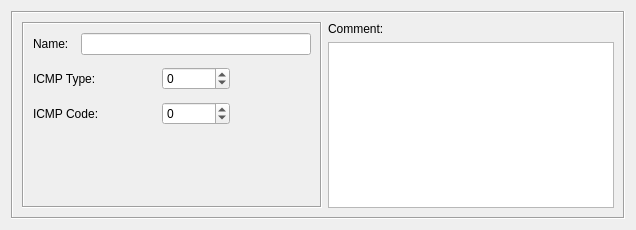
Above: src/gui/icmpservicedialog_q.ui from fwbuilder/fwbuilder before the change. Below: the same form after it.
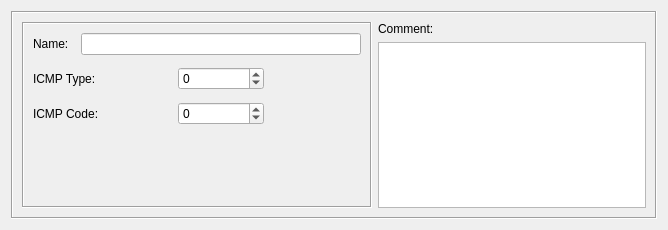
That is the form after the change.

The edit to the form file:
```diff
--- a/src/gui/icmpservicedialog_q.ui
+++ b/src/gui/icmpservicedialog_q.ui
@@ -8,7 +8,7 @@
    <rect>
     <x>0</x>
     <y>0</y>
-    <width>636</width>
+    <width>668</width>
     <height>230</height>
    </rect>
   </property>
@@ -41,13 +41,13 @@
         </property>
         <property name="minimumSize" >
          <size>
-          <width>300</width>
+          <width>350</width>
           <height>0</height>
          </size>
         </property>
         <property name="maximumSize" >
          <size>
-          <width>300</width>
+          <width>350</width>
           <height>16777215</height>
          </size>
         </property>
```
Left out of the diff: 1 changed line with no effect on the pictures.
